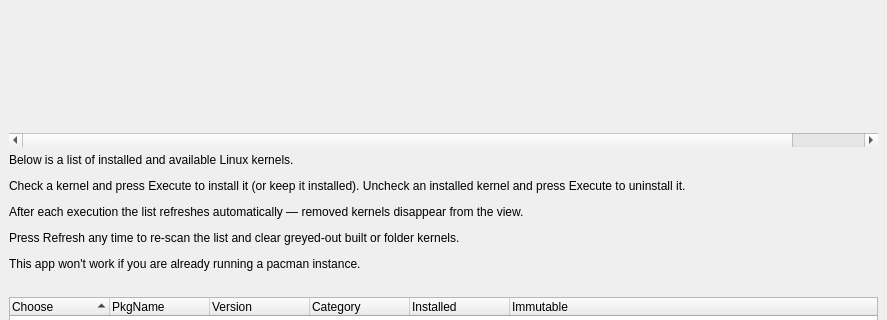
Before: the Qt Designer form src/km-window.ui in MadGoatHaz/kernel-manager, drawn with Qt 5; both pictures show x 0 to 887 and y 0 to 320 of the 887 by 544 pixel window.
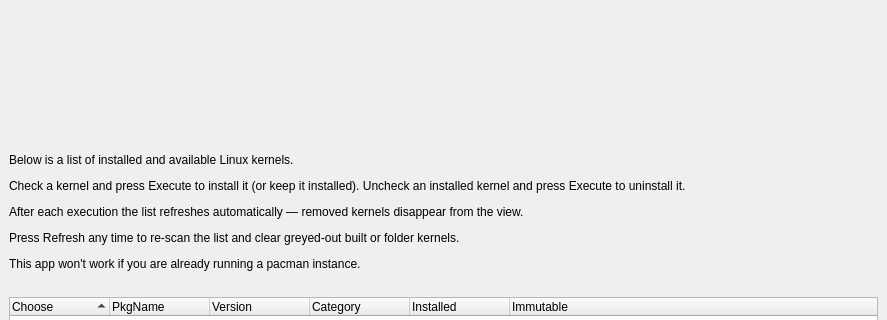
After: the same form once the commit is applied.

Commit message: feat(chunk-1): 3-column card grid reflow for kernel-info header

```diff
--- a/src/km-window.ui
+++ b/src/km-window.ui
@@ -27,7 +27,7 @@
        <enum>Qt::ScrollBarPolicy::ScrollBarAsNeeded</enum>
       </property>
       <property name="verticalScrollBarPolicy">
-       <enum>Qt::ScrollBarPolicy::ScrollBarAlwaysOff</enum>
+       <enum>Qt::ScrollBarPolicy::ScrollBarAsNeeded</enum>
       </property>
       <property name="widgetResizable">
        <bool>true</bool>
@@ -41,7 +41,7 @@
       <widget class="QFrame" name="kernelInfoHeader">
        <property name="minimumSize">
         <size>
-         <width>950</width>
+         <width>800</width>
          <height>0</height>
         </size>
        </property>
```
The commit also changes 2 other files.
